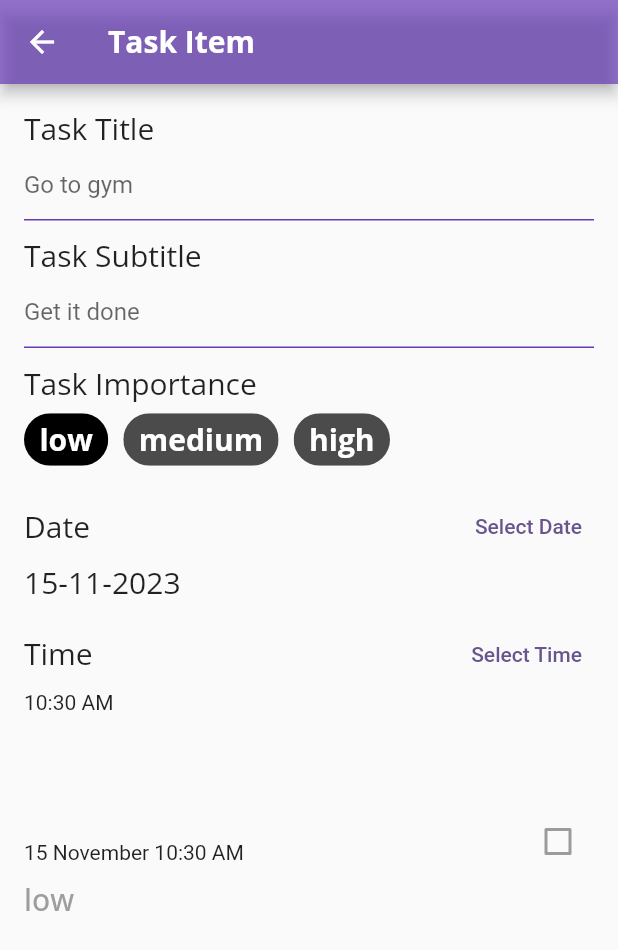
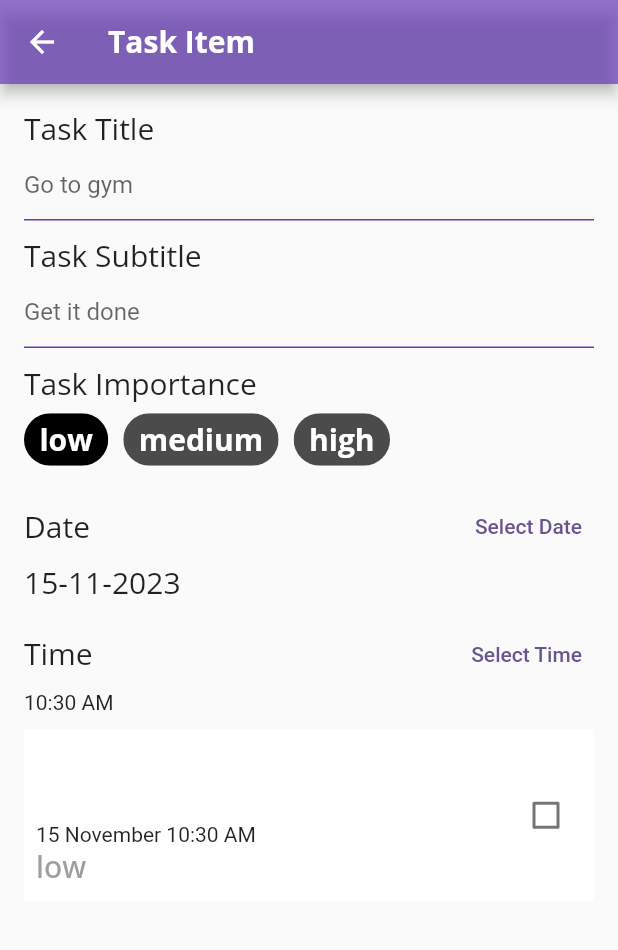
Before and after one commit to piperfresh/task-manager, a Flutter app: the screen it shows after launch, after a tap on the "add" icon, on a phone screen of 412 x 824 dp. Shown: the top 950 px of the screen. Run offline on Flutter 3.47's test engine with Material 2 defaults, Android fonts, the phone set to English and light mode, and no system bars; our stand-ins replace flutter_riverpod, google_fonts.

Commit message:
check box and text decoration state

```diff
--- a/lib/app_state/task_manager.dart
+++ b/lib/app_state/task_manager.dart
@@ -28,6 +28,10 @@ class TaskManager extends ChangeNotifier{
   _tasksList[index] = taskData.copyWith(isCompleted: isChanged);
   notifyListeners();
   }
+
+  void toggleDone(bool isDone){
+    isDone = !isDone;
+  }
 }
 
 final taskManagerProvider = ChangeNotifierProvider((ref) => TaskManager());
--- /dev/null
+++ b/lib/app_state/task_state.dart
@@ -0,0 +1,25 @@
+import 'package:flutter_riverpod/flutter_riverpod.dart';
+
+import '../models/task_data.dart';
+
+class TaskDataNotifier extends StateNotifier<TaskData> {
+  TaskDataNotifier()
+      : super(TaskData(
+            importance: Importance.low,
+            dateTime: DateTime.now(),
+            id: 'demo',
+            title: '',
+            subTitle: ''));
+
+  void updateTask(TaskData newTaskData) {
+    state = newTaskData;
+  }
+
+  void toggleCompleted() {
+    state = state.copyWith(isCompleted: !state.isCompleted);
+    print(state.isCompleted);
+  }
+}
+
+final taskDataProvider = StateNotifierProvider<TaskDataNotifier, TaskData>(
+    (ref) => TaskDataNotifier());
--- a/lib/models/task_data.dart
+++ b/lib/models/task_data.dart
@@ -8,7 +8,7 @@ class TaskData {
   final String id;
   final String title;
   final String subTitle;
-  final bool isCompleted;
+   bool isCompleted;
   final Importance importance;
   final DateTime dateTime;
 
@@ -37,4 +37,5 @@ class TaskData {
       dateTime: dateTime ?? this.dateTime,
     );
   }
+
 }
--- a/lib/models/task_tile.dart
+++ b/lib/models/task_tile.dart
@@ -2,41 +2,171 @@ import 'package:flutter/material.dart';
 import 'package:flutter_riverpod/flutter_riverpod.dart';
 import 'package:google_fonts/google_fonts.dart';
 import 'package:intl/intl.dart';
+import 'package:taskmanager/app_state/task_state.dart';
 import 'package:taskmanager/models/task_data.dart';
 
-import '../app_utils/constant/app_spacing.dart';
+// class TaskTile extends ConsumerWidget {
+//   final TaskData taskItem;
+//   final Function(bool?)? onComplete;
+//   final TextDecoration textDecoration;
+//   WidgetRef? ref;
+//
+//   TaskTile({
+//     super.key,
+//     required this.taskItem,
+//     this.onComplete,
+//   }) : textDecoration = taskItem.isCompleted
+//             ? TextDecoration.lineThrough
+//             : TextDecoration.none;
+//
+//   Widget buildImportance() {
+//     if (taskItem.importance == Importance.low) {
+//       return Text(
+//         'low',
+//         style: GoogleFonts.openSans(
+//           color: Colors.grey,
+//           fontSize: 20,
+//           decoration: textDecoration,
+//           fontWeight: FontWeight.w500,
+//         ),
+//       );
+//     } else if (taskItem.importance == Importance.medium) {
+//       return Text(
+//         'medium',
+//         style: GoogleFonts.openSans(
+//             color: Colors.black,
+//             fontSize: 20,
+//             decoration: textDecoration,
+//             fontWeight: FontWeight.w700),
+//       );
+//     } else {
+//       return Text(
+//         'high',
+//         style: GoogleFonts.openSans(
+//             color: Colors.red,
+//             fontSize: 20,
+//             decoration: textDecoration,
+//             fontWeight: FontWeight.bold),
+//       );
+//     }
+//   }
+//
+//   Widget buildDate() {
+//     final dateFormatter = DateFormat('dd MMMM h:mm a');
+//     final dateString = dateFormatter.format(taskItem.dateTime);
+//     return Text(
+//       dateString,
+//       style: TextStyle(decoration: textDecoration),
+//     );
+//   }
+//   Widget buildCheckBox() {
+//     return Checkbox(
+//         value: taskItem.isCompleted,
+//
+//       onChanged: (value){
+//           onComplete!(taskItem.isCompleted = value!);
+//       },
+//     );
+//   }
+//
+//
+//   @override
+//   Widget build(BuildContext context, WidgetRef ref) {
+//
+//     bool isChecked = false;
+//     return Container(
+//       padding: const EdgeInsets.all(8),
+//       height: 115,
+//       color: Colors.white,
+//       child: Row(
+//         mainAxisAlignment: MainAxisAlignment.spaceBetween,
+//         children: [
+//           Column(
+//             crossAxisAlignment: CrossAxisAlignment.start,
+//             children: [
+//               Text(
+//                 taskItem.title,
+//                 style: GoogleFonts.openSans(
+//                   fontSize: 21,
+//                   decoration: textDecoration,
+//                   fontWeight: FontWeight.bold,
+//                 ),
+//               ),
+//               Text(
+//                 taskItem.subTitle,
+//                 style: GoogleFonts.openSans(
+//                     fontSize: 18,
+//                     decoration: textDecoration,
+//                     fontWeight: FontWeight.w500,
+//                     color: Colors.black),
+//               ),
+//               buildDate(),
+//               buildImportance(),
+//             ],
+//           ),
+//           buildCheckBox(),
+//           // Checkbox(value: widget.taskItem.isCompleted , onChanged: (value){
+//           //   setState(() {
+//           //     widget.taskItem.isCompleted = value ?? false;
+//           //   });
+//           // })
+//         ],
+//       ),
+//     );
+//   }
+// }
 
-class TaskTile extends ConsumerWidget {
+class TaskTile extends ConsumerStatefulWidget {
   final TaskData taskItem;
   final Function(bool?)? onComplete;
-  final TextDecoration textDecoration;
+  WidgetRef? ref;
+
 
    TaskTile({
     super.key,
     required this.taskItem,
     this.onComplete,
-  }) : textDecoration = taskItem.isCompleted
-            ? TextDecoration.lineThrough
-            : TextDecoration.none;
+  });
 
+
+  @override
+  ConsumerState<TaskTile> createState() => _TaskTileState();
+}
+
+class _TaskTileState extends ConsumerState<TaskTile> {
+
+
+
+
+
+  // Widget buildCheckBox() {
+  //   return Checkbox(
+  //     value: widget.taskItem.isCompleted,
+  //     onChanged: widget.onComplete,
+  //   );
+  // }
+
+  @override
+  Widget build(BuildContext context) {
+    final update = ref.watch(taskDataProvider);
     Widget buildImportance() {
-    if (taskItem.importance == Importance.low) {
+      if (widget.taskItem.importance == Importance.low) {
         return Text(
           'low',
           style: GoogleFonts.openSans(
             color: Colors.grey,
             fontSize: 20,
-          decoration: textDecoration,
+            decoration:  update.isCompleted ? TextDecoration.lineThrough : TextDecoration.none,
             fontWeight: FontWeight.w500,
           ),
         );
-    } else if (taskItem.importance == Importance.medium) {
+      } else if (widget.taskItem.importance == Importance.medium) {
         return Text(
           'medium',
           style: GoogleFonts.openSans(
               color: Colors.black,
               fontSize: 20,
-            decoration: textDecoration,
+              decoration:  update.isCompleted ? TextDecoration.lineThrough : TextDecoration.none,
               fontWeight: FontWeight.w700),
         );
       } else {
@@ -45,7 +175,7 @@ class TaskTile extends ConsumerWidget {
           style: GoogleFonts.openSans(
               color: Colors.red,
               fontSize: 20,
-            decoration: textDecoration,
+              decoration: update.isCompleted ? TextDecoration.lineThrough : TextDecoration.none,
               fontWeight: FontWeight.bold),
         );
       }
@@ -53,25 +183,16 @@ class TaskTile extends ConsumerWidget {
 
     Widget buildDate() {
       final dateFormatter = DateFormat('dd MMMM h:mm a');
-    final dateString = dateFormatter.format(taskItem.dateTime);
+      final dateString = dateFormatter.format(widget.taskItem.dateTime);
       return Text(
         dateString,
-      style: TextStyle(decoration: textDecoration),
+        style: TextStyle(decoration:update.isCompleted ? TextDecoration.lineThrough : TextDecoration.none),
       );
     }
-
-  Widget buildCheckBox() {
-    return Checkbox(
-      value: taskItem.isCompleted,
-      onChanged: onComplete,
-    );
-  }
-
-  @override
-  Widget build(BuildContext context, WidgetRef ref) {
     return Container(
-      height: 150,
-      // color: Colors.deepPurple,
+      padding: const EdgeInsets.all(8),
+      height: 115,
+      color: Colors.white,
       child: Row(
         mainAxisAlignment: MainAxisAlignment.spaceBetween,
         children: [
@@ -79,29 +200,33 @@ class TaskTile extends ConsumerWidget {
             crossAxisAlignment: CrossAxisAlignment.start,
             children: [
               Text(
-                taskItem.title,
+                widget.taskItem.title,
                 style: GoogleFonts.openSans(
                   fontSize: 21,
-                  decoration: textDecoration,
+                  decoration: update.isCompleted ? TextDecoration.lineThrough : TextDecoration.none,
                   fontWeight: FontWeight.bold,
                 ),
               ),
-              AppSpacer.smallVerticalSpacing,
               Text(
-                taskItem.subTitle,
+                widget.taskItem.subTitle,
                 style: GoogleFonts.openSans(
                     fontSize: 18,
-                    decoration: textDecoration,
+                    decoration: update.isCompleted ? TextDecoration.lineThrough : TextDecoration.none,
                     fontWeight: FontWeight.w500,
                     color: Colors.black),
               ),
-              AppSpacer.smallVerticalSpacing,
               buildDate(),
-              AppSpacer.smallVerticalSpacing,
               buildImportance(),
             ],
           ),
-          buildCheckBox(),
+          Checkbox(
+            value: update.isCompleted,
+            onChanged: (value) {
+              ref.read(taskDataProvider.notifier).toggleCompleted();
+
+              print('What am i: ${widget.taskItem.isCompleted}');
+            },
+          ),
         ],
       ),
     );
--- a/lib/screens/tasks_item_screen.dart
+++ b/lib/screens/tasks_item_screen.dart
@@ -2,20 +2,26 @@ import 'package:flutter/material.dart';
 import 'package:flutter_riverpod/flutter_riverpod.dart';
 import 'package:google_fonts/google_fonts.dart';
 import 'package:intl/intl.dart';
+import 'package:taskmanager/app_state/task_manager.dart';
 import 'package:taskmanager/app_utils/constant/app_spacing.dart';
 import 'package:taskmanager/models/task_data.dart';
 import 'package:taskmanager/models/task_tile.dart';
 
+import '../app_state/task_state.dart';
+
 class TasksItemScreen extends ConsumerStatefulWidget {
   final Function(TaskData) onCreate;
   final Function(TaskData) onUpdate;
-  final bool isUpdating;
+   bool? isUpdating;
+  final int index;
   final TaskData? originalTask;
+
   //
-  const TasksItemScreen(
+   TasksItemScreen(
       {super.key,
       required this.onCreate,
       required this.onUpdate,
+      this.index = -1,
       this.originalTask})
       : isUpdating = (originalTask != null);
 
@@ -31,6 +37,7 @@ class _TasksItemScreenState extends ConsumerState<TasksItemScreen> {
   DateTime _dueDate = DateTime.now();
   Importance _importance = Importance.low;
   TimeOfDay _timeOfDay = TimeOfDay.now();
+
 
   //? When the originalTask is not null, the user is editing an existing item. In this
   //? case, you must configure the widget to show the item’s values.
@@ -56,6 +63,14 @@ class _TasksItemScreenState extends ConsumerState<TasksItemScreen> {
       });
     });
     super.initState();
+  }
+
+  @override
+  void dispose() {
+    super.dispose();
+    // TODO: implement dispose
+    _titleController.dispose();
+    _subtitleController.dispose();
   }
 
   Widget buildTitleField() {
@@ -193,7 +208,7 @@ class _TasksItemScreenState extends ConsumerState<TasksItemScreen> {
                   }
                 });
               },
-              child: Text('Select Date'),
+              child: const Text('Select Date'),
             ),
           ],
         ),
@@ -227,7 +242,7 @@ class _TasksItemScreenState extends ConsumerState<TasksItemScreen> {
                     }
                   });
                 },
-                child: Text('Select Time'))
+                child: const Text('Select Time'))
           ],
         ),
         Text(_timeOfDay.format(context)),
@@ -237,6 +252,7 @@ class _TasksItemScreenState extends ConsumerState<TasksItemScreen> {
 
   @override
   Widget build(BuildContext context) {
+    final update = ref.watch(taskDataProvider.notifier);
     return Scaffold(
       appBar: AppBar(
         title: Text(
@@ -270,7 +286,10 @@ class _TasksItemScreenState extends ConsumerState<TasksItemScreen> {
                   ),
                   id: 'Demo',
                   title: _title,
-                    subTitle: _subtitle))
+                  subTitle: _subtitle,
+                  isCompleted: update.state.isCompleted
+                ),
+            ),
           ],
         ),
       ),
--- a/pubspec.yaml
+++ b/pubspec.yaml
@@ -39,6 +39,7 @@ dependencies:
   google_fonts: ^6.1.0
   intl: ^0.18.1
   uuid: ^4.1.0
+  nfc_manager: ^3.3.0
 
 dev_dependencies:
   flutter_test:
```
Also changed, not shown: pubspec.lock. Lines whose indentation alone changed are shown as unchanged.
